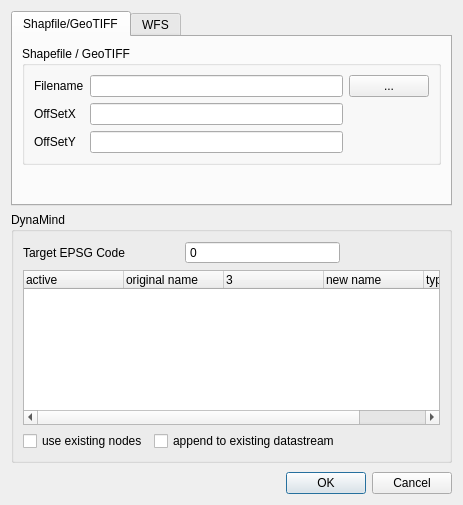
Qt form src/DynaMind-BasicModules/guiimport.ui (iut-ibk/DynaMind-ToolBox) before a commit.
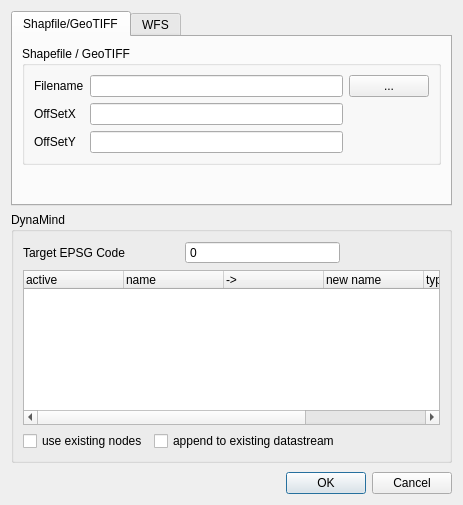
The same form after that commit.

Commit message: import: implemented transformation overriding into gui

```diff
--- a/src/DynaMind-BasicModules/guiimport.ui
+++ b/src/DynaMind-BasicModules/guiimport.ui
@@ -200,7 +200,7 @@
          <bool>false</bool>
         </property>
         <property name="columnCount">
-         <number>5</number>
+         <number>6</number>
         </property>
         <attribute name="headerVisible">
          <bool>true</bool>
@@ -212,12 +212,12 @@
         </column>
         <column>
          <property name="text">
-          <string notr="true">original name</string>
+          <string>name</string>
          </property>
         </column>
         <column>
          <property name="text">
-          <string notr="true"/>
+          <string>-&gt;</string>
          </property>
         </column>
         <column>
@@ -227,7 +227,12 @@
         </column>
         <column>
          <property name="text">
-          <string notr="true">type</string>
+          <string>type</string>
+         </property>
+        </column>
+        <column>
+         <property name="text">
+          <string>source epsg</string>
          </property>
         </column>
        </widget>
```
Left out of the diff: 40 changed lines with no effect on the pictures. The commit also changes 3 other files.
